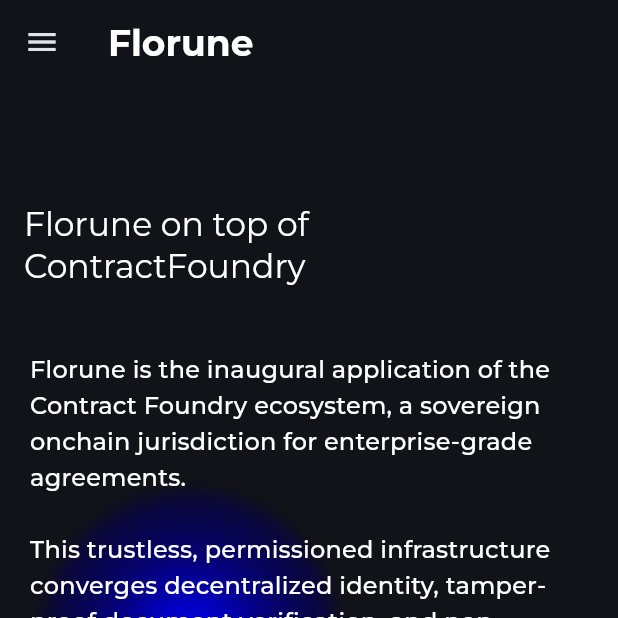
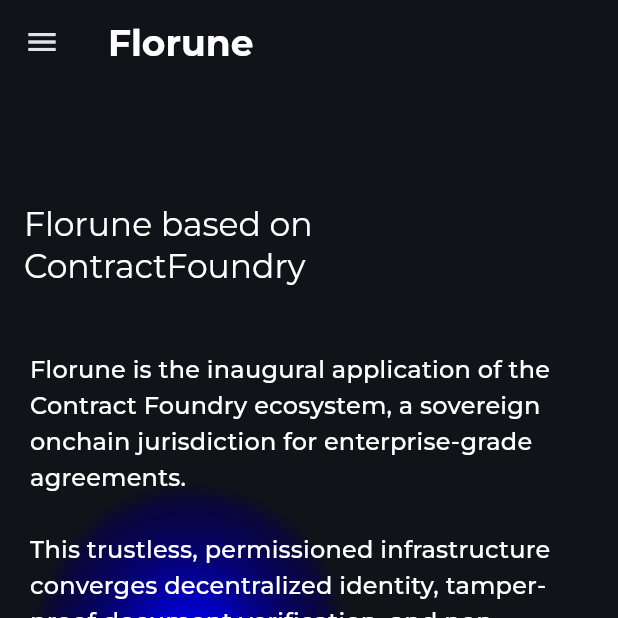
Before and after one commit to hassan-qasemi/contract_foundry_landing, a Flutter app: the screen it shows after launch, scrolled down 576 dp, on a phone screen of 412 x 824 dp, the top half of it. Run offline on Flutter 3.47's test engine with Material 3 defaults, Android fonts, the phone set to English and light mode, and no system bars; our stand-ins replace avatar_glow, flutter_markdown, go_router, google_fonts, lottie, qr_flutter; missing offline and left inert: iconify_flutter.

Commit message:
little polish

```diff
--- a/lib/pages/landing_page_view/desktop.dart
+++ b/lib/pages/landing_page_view/desktop.dart
@@ -70,6 +70,12 @@ class _LandingPageDesktopState extends State<LandingPageDesktop> {
               'Pricing',
             ),
           ),
+          TextButton.icon(
+              onPressed: null,
+              label: Text(
+                'Flarion',
+              ),
+              icon: const Icon(Icons.launch_outlined)),
           TextButton(
             onPressed: () async {
               _controller.jumpToPage(7);
@@ -180,7 +186,7 @@ class _HeadPage extends StatelessWidget {
                             ),
                             ListTile(
                               title: Text(
-                                'Florune on top of ContractFoundry',
+                                'Florune based on ContractFoundry',
                                 style: context.titleLarge!
                                     .copyWith(color: Colors.white),
                               ),
@@ -196,7 +202,7 @@ class _HeadPage extends StatelessWidget {
                                           _description,
                                           style: context.titleMedium!
                                               .copyWith(color: Colors.white),
-                                          textAlign: TextAlign.justify,
+                                          // textAlign: TextAlign.justify,
                                         )
                                       ],
                                     )),
@@ -239,7 +245,11 @@ class _HeadPage extends StatelessWidget {
   }
 
   final _description =
-      '''Florune is the inaugural application of the Contract Foundry ecosystem, a sovereign onchain jurisdiction for enterprise-grade agreements. This trustless, permissioned infrastructure converges decentralized identity, tamper-proof document verification, and non-custodial smart contracts to replace intermediary-dependent processes with immutable, executable logic.
+      '''Florune is the inaugural application of the Contract Foundry ecosystem, a sovereign onchain jurisdiction for enterprise-grade agreements.
 
-Within this environment, financial obligations are bound directly to verifiable actions. Onchain digital signatures autonomously control the flow of capital through P2P escrow and payments, ensuring execution is contingent solely upon cryptographically proven performance. The result is a closed-loop system that eliminates disputes by design, providing a court-admissible record of truth and establishing a new paradigm of operational integrity.''';
+This trustless, permissioned infrastructure converges decentralized identity, tamper-proof document verification, and non-custodial smart contracts to replace intermediary-dependent processes with immutable, executable logic.
+
+Within this environment, financial obligations are bound directly to verifiable actions. Onchain digital signatures autonomously control the flow of capital through P2P escrow and payments, ensuring execution is contingent solely upon cryptographically proven performance.
+
+The result is a closed-loop system that eliminates disputes by design, providing a court-admissible record of truth and establishing a new paradigm of operational integrity.''';
 }
--- a/lib/pages/landing_page_view/mobile.dart
+++ b/lib/pages/landing_page_view/mobile.dart
@@ -3,7 +3,6 @@ import 'package:contract_foundry_landing_page/assets.dart';
 import 'package:contract_foundry_landing_page/config.dart';
 import 'package:contract_foundry_landing_page/pages/landing_page_view/background.dart';
 import 'package:contract_foundry_landing_page/pages/landing_page_view/about_page.dart';
-import 'package:contract_foundry_landing_page/pages/landing_page_view/social_links_widget.dart';
 import 'package:contract_foundry_landing_page/pages/landing_page_view/token_page.dart';
 import 'package:contract_foundry_landing_page/pages/landing_page_view/wallet_page.dart';
 import 'package:contract_foundry_landing_page/pages/pricing_page/pricing_page.dart';
@@ -77,6 +76,12 @@ class _LandingPageMobileState extends State<LandingPageMobile> {
               onTap: () async {
                 _controller.jumpToPage(8);
               },
+            ),
+            ListTile(
+              title: Text('Flarion'),
+              onTap: null,
+              enabled: false,
+              trailing: const Icon(Icons.launch_outlined),
             ),
             ListTile(
               title: Text('Pricing'),
@@ -233,7 +238,7 @@ class _HeadPage extends StatelessWidget {
           SizedBox(height: 50),
           ListTile(
             title: Text(
-              'Florune on top of ContractFoundry',
+              'Florune based on ContractFoundry',
               style: context.titleLarge!.copyWith(color: Colors.white),
             ),
           ),
--- a/lib/pages/landing_page_view/wallet_page.dart
+++ b/lib/pages/landing_page_view/wallet_page.dart
@@ -49,7 +49,7 @@ class __DesktopViewState extends State<_DesktopView> {
                     Text(
                       _descriptions,
                       style: context.bodyLarge!.copyWith(color: Colors.white),
-                      textAlign: TextAlign.justify,
+                      // textAlign: TextAlign.justify,
                     ),
                     const Expanded(child: SizedBox()),
                   ]))),
@@ -178,7 +178,7 @@ class __MobileViewState extends State<_MobileView> {
           Text(
             _descriptions,
             style: context.bodyLarge!.copyWith(color: Colors.white),
-            textAlign: TextAlign.justify,
+            // textAlign: TextAlign.justify,
           ),
           const SizedBox(
             height: 30,
--- a/lib/pages/pricing_page/pricing_page.dart
+++ b/lib/pages/pricing_page/pricing_page.dart
@@ -39,15 +39,15 @@ class _DesktopView extends StatelessWidget {
             PriceCard(
                 title: 'Pledge',
                 description:
-                    '\n\nEnterprise-grade ,massive payments, milestone payment, 0% withdrawal fee, time-bound, revocable, for mid-high payments, document linking\n\n 33 \$Rune'),
+                    '\n\nNon-custodial, massive payments, milestone payment, 0% withdrawal fee, time-bound, revocable, document linking\n\n 33 RUNE'),
             PriceCard(
                 title: 'Verifiable Document',
                 description:
-                    '\n\nVerifier filtering, revocable, Expirable, existance proof, linking to pledge contract\n\n9 \$Rune'),
+                    '\n\nVerifier filtering, revocable, Expirable, existance proof, linking to pledge contract\n\n9 RUNE'),
             PriceCard(
                 title: 'Escrow',
                 description:
-                    '\n\n1% withdrawal fee, time-bound, revocable, for low-mid payments\n\nArbitrum: 0.0029 ETH\nPolygon: 52.21 POL'),
+                    '\n\nNon-custodial, 1% withdrawal fee, time-bound, revocable\n\nArbitrum: 0.0029 ETH\nPolygon: 52.21 POL'),
             PriceCard(
                 title: 'Document Registry',
                 description:
```
Also changed, not shown: lib/pages/landing_page_view/about_page.dart (+8 -2 lines), lib/pages/landing_page_view/token_page.dart (+8 -34 lines).
